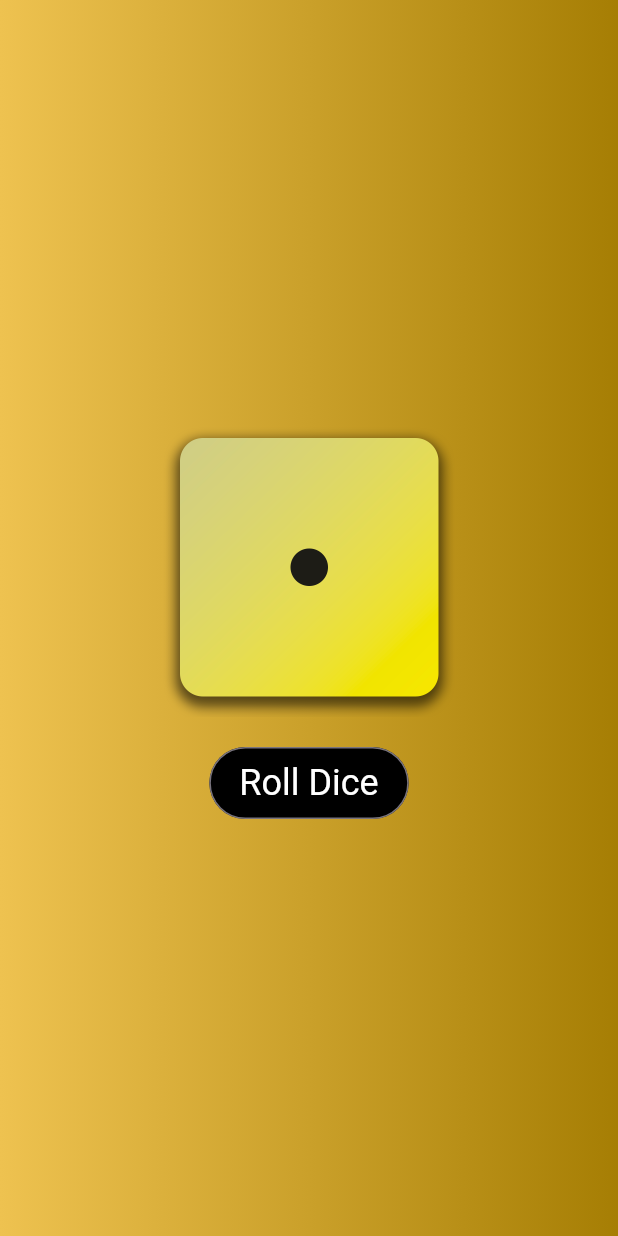
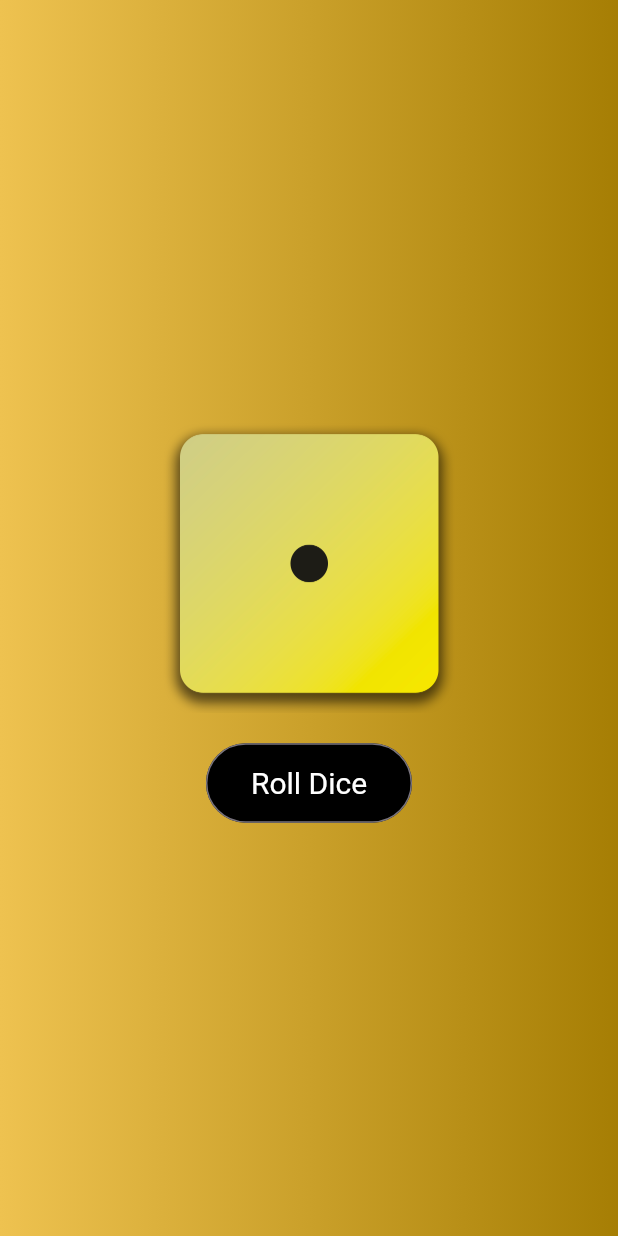
Before and after one commit to KennethMinn/DICE_ROLLING_FLUTTER, a Flutter app: the screen it shows after launch, on a phone screen of 412 x 824 dp. Run offline on Flutter 3.47's test engine with Material 3 defaults, Android fonts, the phone set to English and light mode, and no system bars.

```diff
--- a/lib/dice_roll.dart
+++ b/lib/dice_roll.dart
@@ -38,10 +38,10 @@ class _DiceRollState extends State<DiceRoll> {
         OutlinedButton(
             onPressed: onRollDice,
             style: OutlinedButton.styleFrom(
-                padding: const EdgeInsets.fromLTRB(20, 10, 20, 10),
+                padding: const EdgeInsets.fromLTRB(30, 15, 30, 15),
                 backgroundColor: Colors.black,
                 foregroundColor: Colors.white,
-                textStyle: const TextStyle(fontSize: 24)),
+                textStyle: const TextStyle(fontSize: 20)),
             child: const Text("Roll Dice"))
       ],
     );
```
